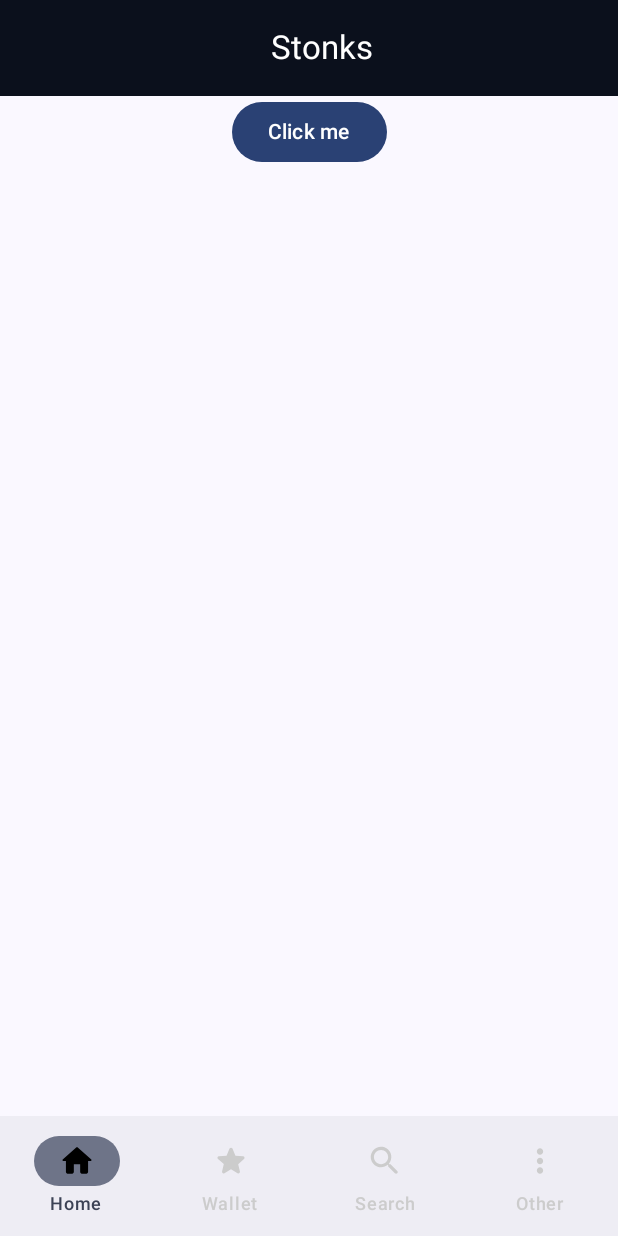
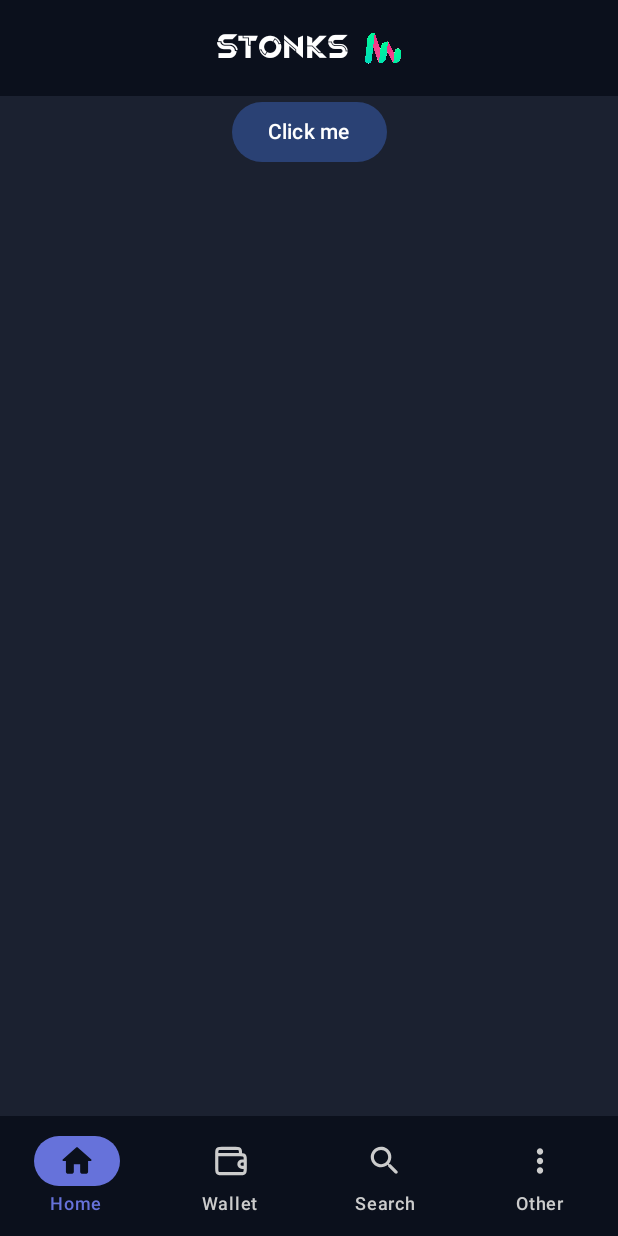
Before and after one commit to pippetto17/CryptoValute-Progetto-MP-2024, an Android app built with Jetpack Compose: the screen it shows after launch once a user with an empty profile is signed in (MainActivity), on a phone screen of 412 x 824 dp. Run offline under Robolectric (Android 15) with nearby library versions, the phone set to English and light mode, and no system bars; our stand-ins replace Firebase (no records; nobody signed in at launch, a user with empty details on screens opened directly), Volley, livedata-compose; 1 statement that could not run was skipped.

Commit message:
Add wallet buttons, other change

```diff
--- a/app/src/main/java/it/magi/stonks/activities/MainActivity.kt
+++ b/app/src/main/java/it/magi/stonks/activities/MainActivity.kt
@@ -1,5 +1,6 @@
 package it.magi.stonks.activities
 
+import android.graphics.Color
 import android.os.Bundle
 import androidx.activity.ComponentActivity
 import androidx.activity.compose.setContent
@@ -20,6 +21,7 @@ import it.magi.stonks.screens.HomeScreen
 import it.magi.stonks.screens.OtherScreen
 import it.magi.stonks.screens.SearchScreen
 import it.magi.stonks.screens.WalletScreen
+import it.magi.stonks.ui.theme.FormContainerColor
 import it.magi.stonks.ui.theme.StonksTheme
 import it.magi.stonks.viewmodels.HomeViewModel
 import it.magi.stonks.viewmodels.OtherViewModel
@@ -45,6 +47,7 @@ class MainActivity : ComponentActivity() {
                     bottomBar = {
                         CustomBottomNavBar(navController = navController)
                     },
+                    containerColor = FormContainerColor
                 ) { innerPadding ->
                     NavHost(
                         navController = navController,
--- a/app/src/main/java/it/magi/stonks/composables/CustomBottomNavBar.kt
+++ b/app/src/main/java/it/magi/stonks/composables/CustomBottomNavBar.kt
@@ -14,9 +14,14 @@ import androidx.compose.runtime.remember
 import androidx.compose.runtime.setValue
 import androidx.compose.ui.Modifier
 import androidx.compose.ui.graphics.Color
+import androidx.compose.ui.res.painterResource
 import androidx.compose.ui.unit.dp
 import androidx.navigation.NavController
+import it.magi.stonks.navigation.ImageVectorIcon
 import it.magi.stonks.navigation.NavigationItem
+import it.magi.stonks.navigation.ResourceIcon
+import it.magi.stonks.ui.theme.DarkBgColor
+import it.magi.stonks.ui.theme.navigationIndicatorColor
 
 @Composable
 fun CustomBottomNavBar(navController: NavController) {
@@ -34,24 +39,42 @@ fun CustomBottomNavBar(navController: NavController) {
             selectedItem = index
         }
     }
-    BottomAppBar {
+    BottomAppBar(
+        containerColor = DarkBgColor,
+    ) {
         NavigationBar(
+            containerColor = DarkBgColor,
         ) {
             items.forEachIndexed { index, item ->
                 NavigationBarItem(
                     colors = NavigationBarItemDefaults.colors(
-                        selectedIconColor = Color.Black,
+                        selectedIconColor = DarkBgColor,
                         unselectedIconColor = Color.LightGray,
                         unselectedTextColor = Color.LightGray,
+                        selectedTextColor = navigationIndicatorColor,
+                        indicatorColor = navigationIndicatorColor
                     ),
                     alwaysShowLabel = true,
                     icon = {
-                        Icon(
-                            item.icon,
-                            contentDescription = item.title,
-                            modifier = Modifier
-                                .size(25.dp)
-                        )
+                        when (item.icon) {
+                            is ImageVectorIcon -> {
+                                Icon(
+                                    imageVector = item.icon.imageVector,
+                                    contentDescription = item.title,
+                                    modifier = Modifier
+                                        .size(25.dp)
+                                )
+                            }
+
+                            is ResourceIcon -> {
+                                Icon(
+                                    painterResource(item.icon.resourceId),
+                                    contentDescription = item.title,
+                                    modifier = Modifier
+                                        .size(25.dp)
+                                )
+                            }
+                        }
                     },
                     label = {
                         Text(item.title)
--- a/app/src/main/java/it/magi/stonks/composables/CustomTopAppBar.kt
+++ b/app/src/main/java/it/magi/stonks/composables/CustomTopAppBar.kt
@@ -1,29 +1,51 @@
 package it.magi.stonks.composables
 
+import androidx.compose.foundation.Image
+import androidx.compose.foundation.background
+import androidx.compose.foundation.layout.Arrangement
+import androidx.compose.foundation.layout.Row
 import androidx.compose.foundation.layout.fillMaxWidth
+import androidx.compose.foundation.layout.padding
+import androidx.compose.foundation.layout.size
+import androidx.compose.material3.CenterAlignedTopAppBar
 import androidx.compose.material3.ExperimentalMaterial3Api
 import androidx.compose.material3.Text
 import androidx.compose.material3.TopAppBar
 import androidx.compose.material3.TopAppBarDefaults
 import androidx.compose.runtime.Composable
+import androidx.compose.ui.Alignment
 import androidx.compose.ui.Modifier
 import androidx.compose.ui.graphics.Color
+import androidx.compose.ui.res.painterResource
 import androidx.compose.ui.res.stringResource
 import androidx.compose.ui.text.style.TextAlign
+import androidx.compose.ui.unit.dp
 import it.magi.stonks.R
 import it.magi.stonks.ui.theme.DarkBgColor
+import it.magi.stonks.ui.theme.titleFont
 
 @OptIn(ExperimentalMaterial3Api::class)
 @Composable
 fun CustomTopAppBar() {
-    TopAppBar(
+    CenterAlignedTopAppBar(
         title = {
-            Text(
-                stringResource(R.string.app_name),
-                modifier = Modifier.fillMaxWidth(),
-                textAlign = TextAlign.Center,
-
-            )
+            Row(
+                verticalAlignment = Alignment.CenterVertically,
+            ) {
+                Text(
+                    modifier = Modifier
+                        .align(Alignment.CenterVertically),
+                    text = stringResource(R.string.app_name),
+                    fontFamily = titleFont(),
+                )
+                Image(
+                    modifier = Modifier
+                        .size(35.dp)
+                        .padding(start = 10.dp),
+                    painter = painterResource(R.drawable.app_logo),
+                    contentDescription = stringResource(R.string.app_name) + " logo"
+                )
+            }
         },
         colors = TopAppBarDefaults.topAppBarColors(
             containerColor = DarkBgColor,
--- a/app/src/main/java/it/magi/stonks/navigation/NavigationItem.kt
+++ b/app/src/main/java/it/magi/stonks/navigation/NavigationItem.kt
@@ -6,10 +6,15 @@ import androidx.compose.material.icons.rounded.Home
 import androidx.compose.material.icons.rounded.Search
 import androidx.compose.material.icons.rounded.Star
 import androidx.compose.ui.graphics.vector.ImageVector
+import it.magi.stonks.R
 
-sealed class NavigationItem(var route: String, val icon: ImageVector, var title: String) {
-    object Home : NavigationItem("home", Icons.Rounded.Home, "Home")
-    object Wallet : NavigationItem("wallet", Icons.Rounded.Star, "Wallet")
-    object Search : NavigationItem("search", Icons.Rounded.Search, "Search")
-    object Other : NavigationItem("other", Icons.Default.MoreVert, "Other")
+sealed interface NavigationIcon
+data class ImageVectorIcon(val imageVector: ImageVector) : NavigationIcon
+data class ResourceIcon(val resourceId: Int) : NavigationIcon
+
+sealed class NavigationItem(var route: String, val icon: NavigationIcon, var title: String) {
+    data object Home : NavigationItem("home", ImageVectorIcon(Icons.Rounded.Home), "Home")
+    data object Wallet : NavigationItem("wallet", ResourceIcon(R.drawable.ic_wallet), "Wallet")
+    data object Search : NavigationItem("search", ImageVectorIcon(Icons.Rounded.Search), "Search")
+    data object Other : NavigationItem("other", ImageVectorIcon(Icons.Default.MoreVert), "Other")
 }
--- a/app/src/main/java/it/magi/stonks/screens/HomeScreen.kt
+++ b/app/src/main/java/it/magi/stonks/screens/HomeScreen.kt
@@ -15,6 +15,11 @@ import androidx.compose.ui.res.stringResource
 import androidx.navigation.NavController
 import it.magi.stonks.R
 import it.magi.stonks.composables.CoinItem
+<<<<<<< Updated upstream
+=======
+import it.magi.stonks.composables.FilterBar
+import it.magi.stonks.models.Coin
+>>>>>>> Stashed changes
 import it.magi.stonks.viewmodels.HomeViewModel
 
 @Composable
@@ -23,6 +28,7 @@ fun HomeScreen(navController: NavController, viewModel: HomeViewModel) {
     val context = LocalContext.current
     val coins = viewModel.getCoinsList().observeAsState()
     val apiKey = stringResource(R.string.api_key)
+    val currency = "eur"
 
     Column(
         modifier = Modifier
@@ -33,19 +39,18 @@ fun HomeScreen(navController: NavController, viewModel: HomeViewModel) {
             viewModel.filterCoins(
                 context,
                 apiKey = apiKey,
-                currency = "usd"
+                currency = currency
             )
         }) {
             Text(text = "Click me")
         }
-
         LazyColumn {
             items(coins.value ?: emptyList()) { coin ->
                 CoinItem(
                     imageURI = coin.image,
                     name = coin.name ?: "Unknown",
-                    symbol = coin.symbol ?: "Unknown",
                     price = coin.current_price.toString(),
+                    currency = currency,
                 )
             }
         }
--- a/app/src/main/java/it/magi/stonks/ui/theme/Color.kt
+++ b/app/src/main/java/it/magi/stonks/ui/theme/Color.kt
@@ -16,3 +16,5 @@ val DarkBgColor = Color(0xFF0B101C)
 val LoginFormBgColor= Color(0xFF121427)
 val LoginBgColor2 = Color(0xFF000026)
 val TitleColor = Color(0xFF00E5AC)
+val FormContainerColor = Color(0xFF1B2130)
+val navigationIndicatorColor = Color(0xFF6672DA)
--- /dev/null
+++ b/app/src/main/res/drawable/ic_wallet.xml
@@ -0,0 +1,13 @@
+<vector xmlns:android="http://schemas.android.com/apk/res/android"
+    android:width="800dp"
+    android:height="800dp"
+    android:viewportWidth="24"
+    android:viewportHeight="24">
+  <path
+      android:pathData="M18,8V7.2C18,6.08 18,5.52 17.782,5.092C17.59,4.716 17.284,4.41 16.908,4.218C16.48,4 15.92,4 14.8,4H6.2C5.08,4 4.52,4 4.092,4.218C3.716,4.41 3.41,4.716 3.218,5.092C3,5.52 3,6.08 3,7.2V8M21,12H19C17.895,12 17,12.895 17,14C17,15.105 17.895,16 19,16H21M3,8V16.8C3,17.92 3,18.48 3.218,18.908C3.41,19.284 3.716,19.59 4.092,19.782C4.52,20 5.08,20 6.2,20H17.8C18.92,20 19.48,20 19.908,19.782C20.284,19.59 20.59,19.284 20.782,18.908C21,18.48 21,17.92 21,16.8V11.2C21,10.08 21,9.52 20.782,9.092C20.59,8.716 20.284,8.41 19.908,8.218C19.48,8 18.92,8 17.8,8H3Z"
+      android:strokeLineJoin="round"
+      android:strokeWidth="2"
+      android:fillColor="#00000000"
+      android:strokeColor="#000000"
+      android:strokeLineCap="round"/>
+</vector>
```
Also changed, not shown: app/src/main/java/it/magi/stonks/composables/CoinItem.kt (+28 -7 lines), app/src/main/java/it/magi/stonks/screens/LoginScreen.kt (+10 -1 lines), app/src/main/res/drawable/ic_add_to_wallet.xml (added, +13 -0 lines), app/src/main/res/drawable/ic_remove_from_wallet.xml (added, +13 -0 lines).
